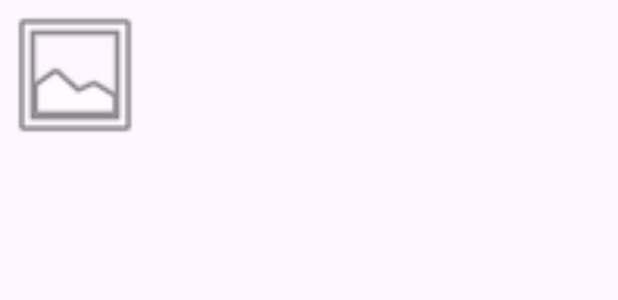
After one commit to GriffinBaxter/Guess-it, an Android app: the layout photo.xml on its own in the app's theme, with its tools: preview values and no code run, on a phone screen of 412 x 824 dp. The commit adds this screen. Shown: the top 300 px of the screen. Run offline under Robolectric (Android 15) with nearby library versions, the phone set to English and light mode, and no system bars.

Commit message:
Added functionality for taking/selecting photos that save to the app's external storage and appears in a new grid-style recycler view on the "Show Photo" screen.

```diff
--- /dev/null
+++ b/app/src/main/java/nz/ac/canterbury/guessit/Photo.kt
@@ -0,0 +1,5 @@
+package nz.ac.canterbury.guessit
+
+import java.io.File
+
+data class Photo(val file: File)
--- /dev/null
+++ b/app/src/main/res/layout/photo.xml
@@ -0,0 +1,17 @@
+<?xml version="1.0" encoding="utf-8"?>
+<LinearLayout
+    xmlns:android="http://schemas.android.com/apk/res/android"
+    xmlns:app="http://schemas.android.com/apk/res-auto"
+    android:layout_width="match_parent"
+    android:layout_height="wrap_content"
+    android:orientation="vertical">
+
+    <ImageView
+        android:id="@+id/photoView"
+        android:layout_width="100dp"
+        android:layout_height="100dp"
+        android:adjustViewBounds="true"
+        android:cropToPadding="false"
+        android:scaleType="centerCrop"
+        app:srcCompat="@android:drawable/ic_menu_gallery" />
+</LinearLayout>
--- /dev/null
+++ b/app/src/main/res/xml/paths.xml
@@ -0,0 +1,6 @@
+<?xml version="1.0" encoding="utf-8"?>
+<paths xmlns:android="http://schemas.android.com/apk/res/android">
+    <external-files-path
+        name="guessit_images"
+        path="guessit" />
+</paths>
```
Also changed, not shown: app/src/main/AndroidManifest.xml (+12 -0 lines), app/src/main/java/nz/ac/canterbury/guessit/PhotoAdapter.kt (added, +29 -0 lines), app/src/main/java/nz/ac/canterbury/guessit/ShowPhotoFragment.kt (+68 -9 lines), app/src/main/res/layout/fragment_show_photo.xml (+5 -5 lines).
